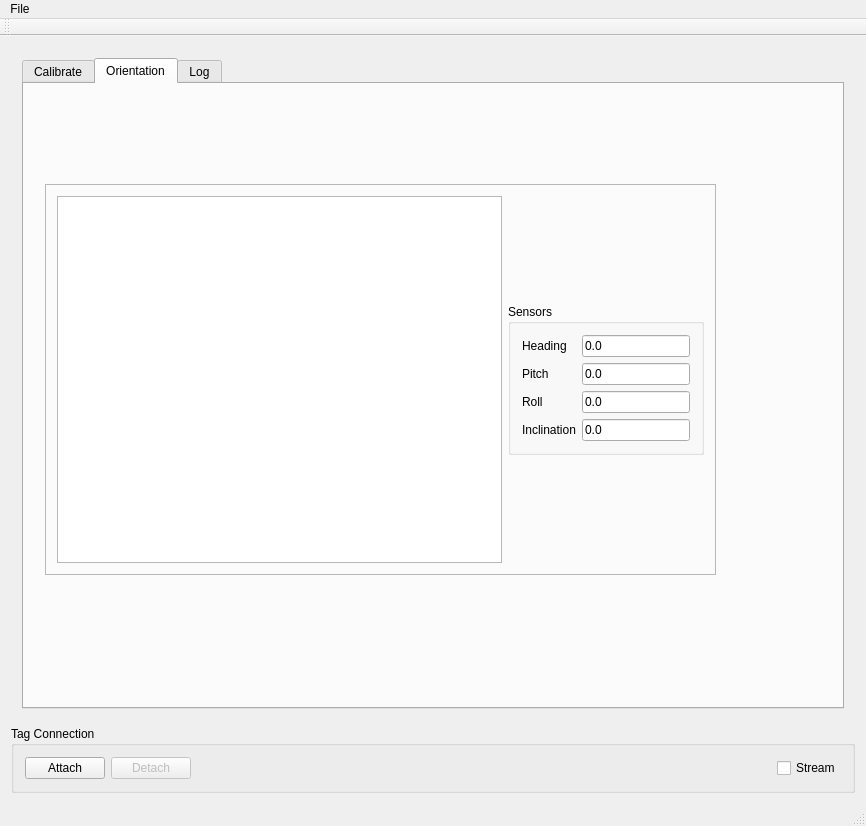
Qt form software/host/qtcalibrate/mainwindow.ui (tag-designs/software) before a commit.
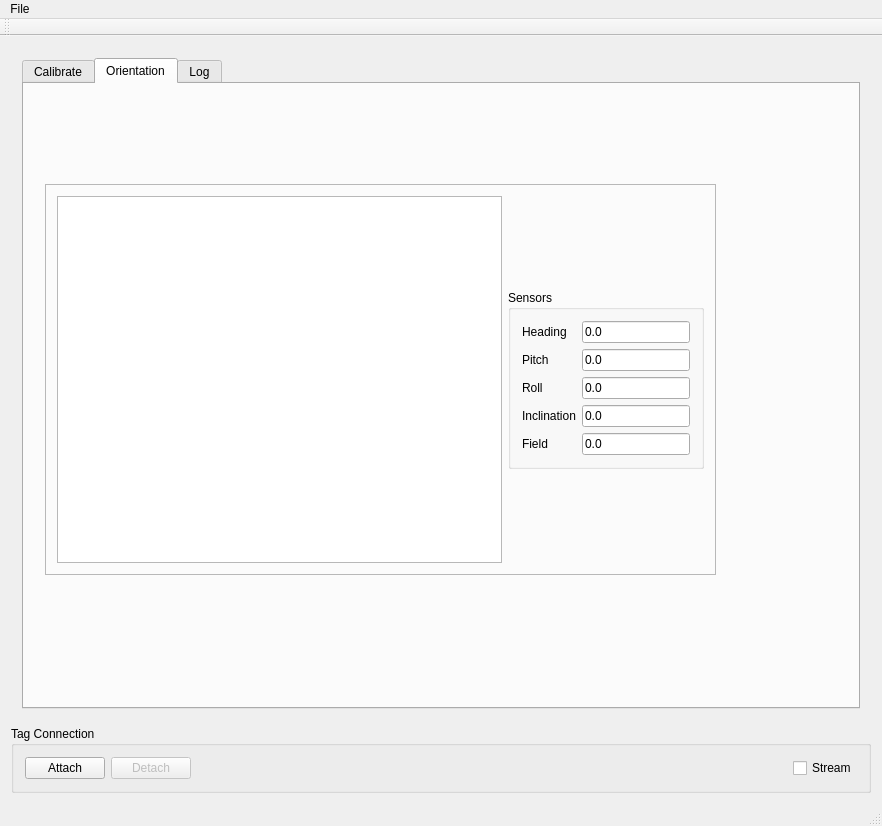
The same form after that commit. Custom widgets are drawn as their Qt base class.

```diff
--- a/software/host/qtcalibrate/mainwindow.ui
+++ b/software/host/qtcalibrate/mainwindow.ui
@@ -6,7 +6,7 @@
    <rect>
     <x>0</x>
     <y>0</y>
-    <width>866</width>
+    <width>882</width>
     <height>826</height>
    </rect>
   </property>
@@ -500,6 +500,20 @@
                  </property>
                 </widget>
                </item>
+               <item row="4" column="1">
+                <widget class="QLineEdit" name="fieldEdit">
+                 <property name="text">
+                  <string>0.0</string>
+                 </property>
+                </widget>
+               </item>
+               <item row="4" column="0">
+                <widget class="QLabel" name="label_6">
+                 <property name="text">
+                  <string>Field</string>
+                 </property>
+                </widget>
+               </item>
               </layout>
              </widget>
             </item>
@@ -632,7 +646,7 @@
     <rect>
      <x>0</x>
      <y>0</y>
-     <width>866</width>
+     <width>882</width>
      <height>24</height>
     </rect>
    </property>
```
Left out of the diff: 4 changed lines with no effect on the pictures.
